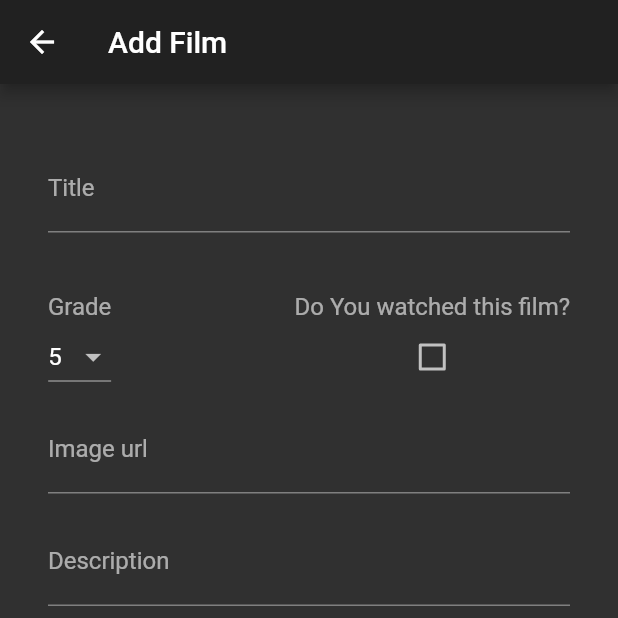
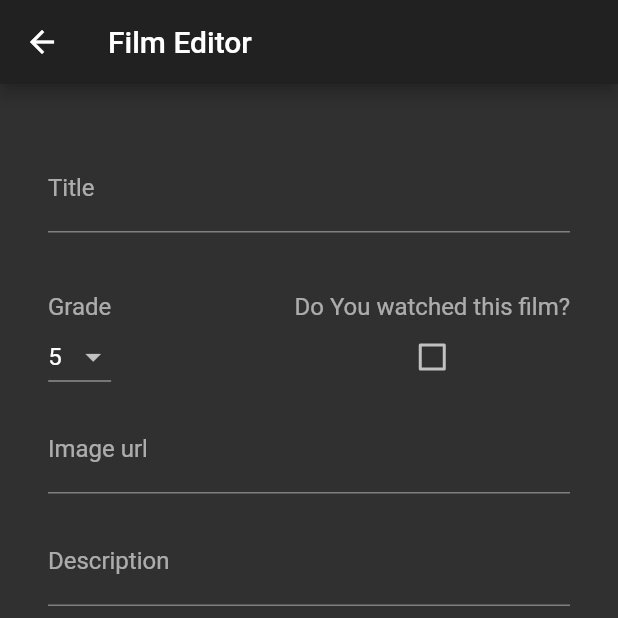
Before and after one commit to Mordtimer/film_app, a Flutter app: the UserFilmPage screen opened by its route, after a tap on the "add" icon, on a phone screen of 412 x 824 dp, the top half of it. Run offline on Flutter 3.47's test engine with Material 2 defaults, Android fonts, the light colour scheme and no system bars; our stand-ins replace bloc, cloud_firestore, dartz, firebase_auth, firebase_core, flutter_bloc and 5 more; accounts and stored records are empty.

Commit message:
Search implemented

```diff
--- a/lib/presentation/pages/fim_add.dart
+++ b/lib/presentation/pages/fim_add.dart
@@ -1,10 +1,7 @@
 import 'package:dartz/dartz.dart';
-import 'package:films_app/application/films/film_form/film_form_bloc.dart';
 import 'package:films_app/domain/films/film.dart';
-import 'package:films_app/injection.dart';
 import 'package:films_app/presentation/widgets/film_add_form.dart';
 import 'package:flutter/material.dart';
-import 'package:flutter_bloc/flutter_bloc.dart';
 
 class FilmAdd extends StatelessWidget {
   static const routeName = '/addFilm';
@@ -18,7 +15,7 @@ class FilmAdd extends StatelessWidget {
 
     return Scaffold(
       appBar: AppBar(
-        title: Text('Add Film'),
+        title: Text('Film Editor'),
       ),
 
         body: FilmAddForm(
--- a/lib/presentation/pages/user_films_page.dart
+++ b/lib/presentation/pages/user_films_page.dart
@@ -1,10 +1,11 @@
-import 'package:dartz/dartz.dart';
 import 'package:films_app/application/auth/sign_in_form/auth_bloc/auth_bloc.dart';
 import 'package:films_app/application/films/film_actor/film_actor_bloc.dart';
 import 'package:films_app/application/films/film_watcher/film_watcher_bloc.dart';
-import 'package:films_app/presentation/widgets/films_overview.dart';
+import 'package:films_app/presentation/pages/film_overview.dart';
+import 'package:films_app/presentation/widgets/film_card.dart';
 import 'package:films_app/presentation/pages/fim_add.dart';
 import 'package:films_app/presentation/pages/sign_in_page.dart';
+import 'package:films_app/presentation/widgets/search_delegate.dart';
 import 'package:flutter/material.dart';
 import 'package:flutter_bloc/flutter_bloc.dart';
 
@@ -47,23 +48,78 @@ class UserFilmPage extends StatelessWidget {
             },
           )
         ],
-        child: Scaffold(
-          body: FilmsOverview(),
+        child: BlocBuilder<FilmWatcherBloc, FilmWatcherState>(
+          builder: (context, state) {
+            return state.map(
+                initial: (_) => const Center(
+                      child: CircularProgressIndicator(),
+                    ),
+                loadFailure: (_) => const Scaffold(
+                      body: Center(
+                        child: Text('Check your internet connection'),
+                      ),
+                    ),
+                loadInProgress: (_) => const Center(
+                      child: CircularProgressIndicator(),
+                    ),
+                loadSucces: (state) {
+                  return Scaffold(
+                    body: ListView.builder(
+                        itemCount: state.films.length,
+                        itemBuilder: (context, index) {
+                          final film = state.films[index];
+                          if (film.failureOption.isSome()) {
+                            return Padding(
+                              padding: const EdgeInsets.all(16.0),
+                              child: Container(
+                                child: Text('Invalid Data'),
+                                color: Colors.yellow,
+                                width: 200,
+                                height: 30,
+                              ),
+                            );
+                          } else {
+                            return Padding(
+                              padding: const EdgeInsets.all(4.0),
+                              child: FilmCard(film: film),
+                            );
+                          }
+                        }),
                     appBar: AppBar(
-            title: Center(child: Text('Your Library')),
+                      title: Center(
+                        child: Text('Your Library'),
+                      ),
                       leading: IconButton(
                           icon: Icon(Icons.logout),
                           onPressed: () {
-                  context.read<AuthBloc>().add(const AuthEvent.signedOut());
+                            context.read<AuthBloc>().add(
+                                  const AuthEvent.signedOut(),
+                                );
                           }),
-                actions: [IconButton(onPressed: (){}, icon: Icon(Icons.search))],
+                      actions: [
+                        IconButton(
+                            onPressed: () async {
+                              final result = await showSearch(
+                                context: context,
+                                delegate: CustomSearch(state.films),
+                              );
+                              if (result != null){
+                                Navigator.of(context).pushNamed(FilmOverview.routeName, arguments: result);
+                              }
+                            },
+                            icon: Icon(Icons.search))
+                      ],
                     ),
                     floatingActionButton: FloatingActionButton(
-            child: Icon(Icons.add), backgroundColor: Colors.green,
+                      child: Icon(Icons.add),
+                      backgroundColor: Colors.green,
                       onPressed: () {
                         Navigator.of(context).pushNamed(FilmAdd.routeName);
                       },
                     ),
+                  );
+                });
+          },
         ),
       ),
     );
--- a/lib/presentation/widgets/films_overview.dart
+++ /dev/null
@@ -1,44 +0,0 @@
-import 'package:films_app/application/films/film_watcher/film_watcher_bloc.dart';
-import 'package:films_app/presentation/widgets/film_card.dart';
-import 'package:flutter/material.dart';
-import 'package:flutter_bloc/flutter_bloc.dart';
-
-class FilmsOverview extends StatelessWidget {
-  @override
-  Widget build(BuildContext context) {
-    return BlocBuilder<FilmWatcherBloc, FilmWatcherState>(
-        builder: (context, state) {
-      return state.map(
-          initial: (_) => Container(),
-          loadInProgress: (_) =>
-              const Center(child: CircularProgressIndicator()),
-          loadSucces: (state) {
-            return ListView.builder(
-                itemCount: state.films.length,
-                itemBuilder: (context, index) {
-                  final film = state.films[index];
-                  if (film.failureOption.isSome()) {
-                    return Padding(
-                      padding: const EdgeInsets.all(16.0),
-                      child: Container(
-                        color: Colors.yellow,
-                        width: 200,
-                        height: 30,
-                      ),
-                    );
-                  } else {
-                    return Padding(
-                      padding: const EdgeInsets.all(4.0),
-                      child: FilmCard(film: film),
-                    );
-                  }
-                });
-          },
-          loadFailure: (failure) => Container(
-                color: Colors.red,
-                width: 100,
-                height: 30,
-              ));
-    });
-  }
-}
--- a/pubspec.yaml
+++ b/pubspec.yaml
@@ -25,6 +25,7 @@ dependencies:
   auto_route: ^2.2.0
   json_annotation: ^4.0.1
   rxdart: ^0.27.1
+  flutter_search_bar: ^2.1.0
 
 
 
@@ -38,6 +39,7 @@ dev_dependencies:
   json_serializable: ^4.1.3
 
 
+
 analyzer: ^2.0.0
 
 flutter:
```
Also changed, not shown: lib/presentation/widgets/search_delegate.dart (added, +89 -0 lines), pubspec.lock. Lines whose indentation alone changed are shown as unchanged.
